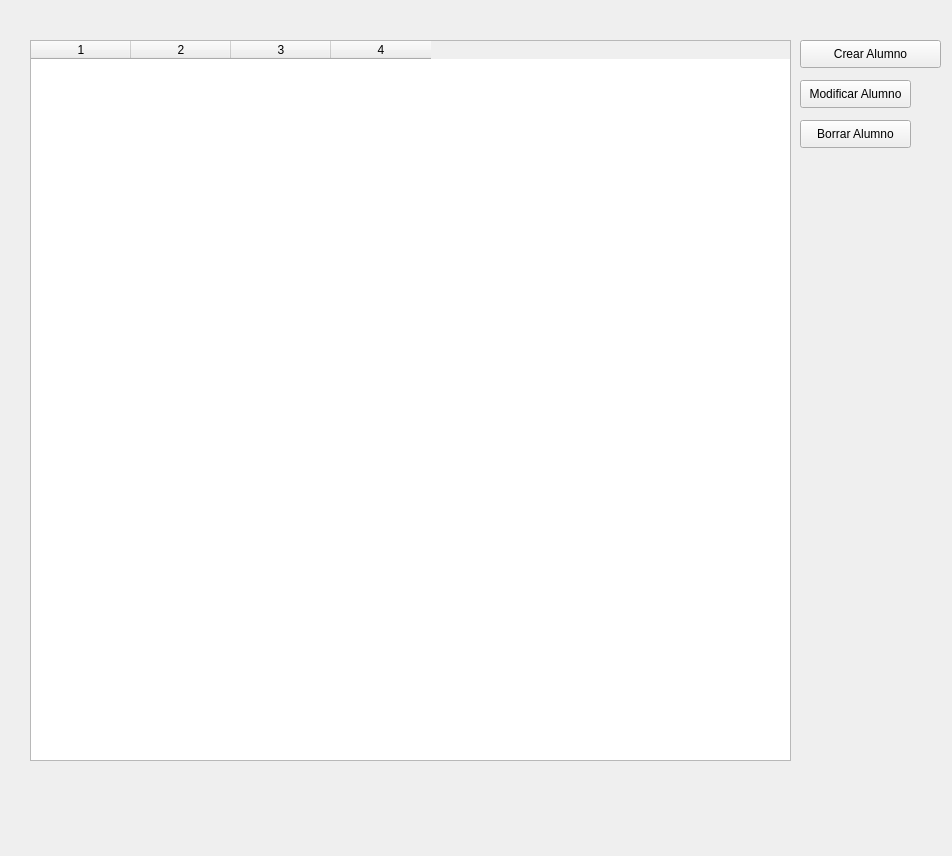
Before: the Qt Designer form TFGapp/TFGapp/menuAlumno.ui in tfgapp/tfg, drawn with Qt 5.
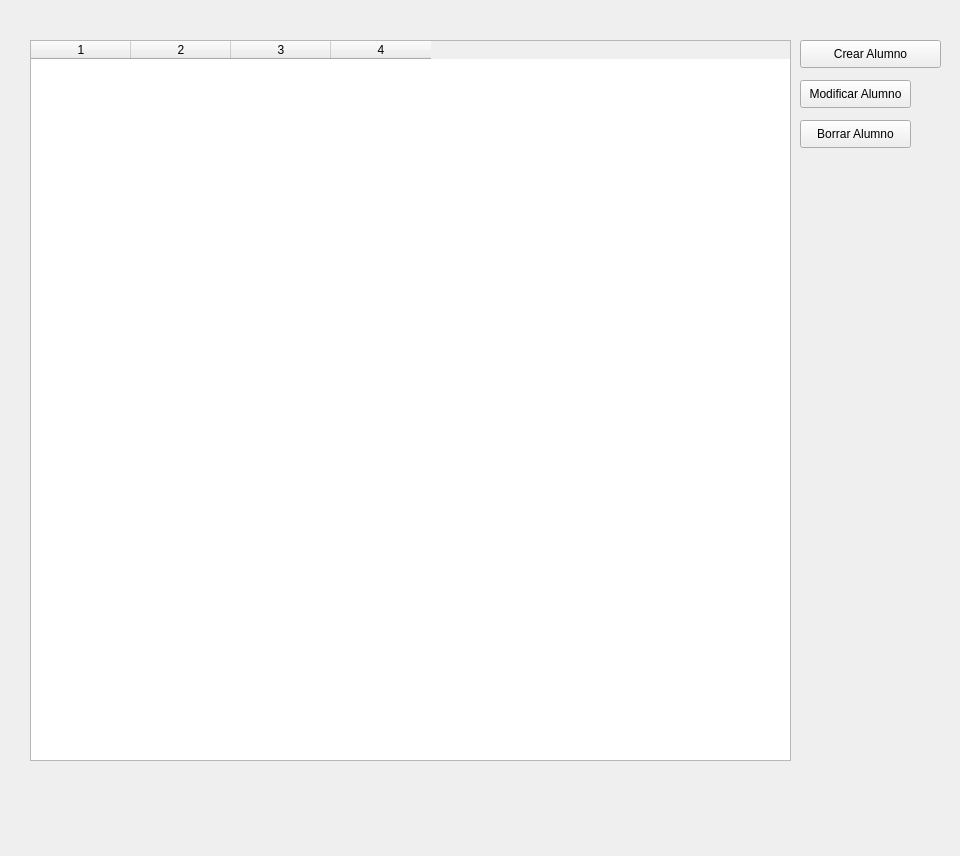
After: the same form once the commit is applied.

What changed in the file:
```diff
--- a/TFGapp/TFGapp/menuAlumno.ui
+++ b/TFGapp/TFGapp/menuAlumno.ui
@@ -6,7 +6,7 @@
    <rect>
     <x>0</x>
     <y>0</y>
-    <width>952</width>
+    <width>960</width>
     <height>856</height>
    </rect>
   </property>
```
